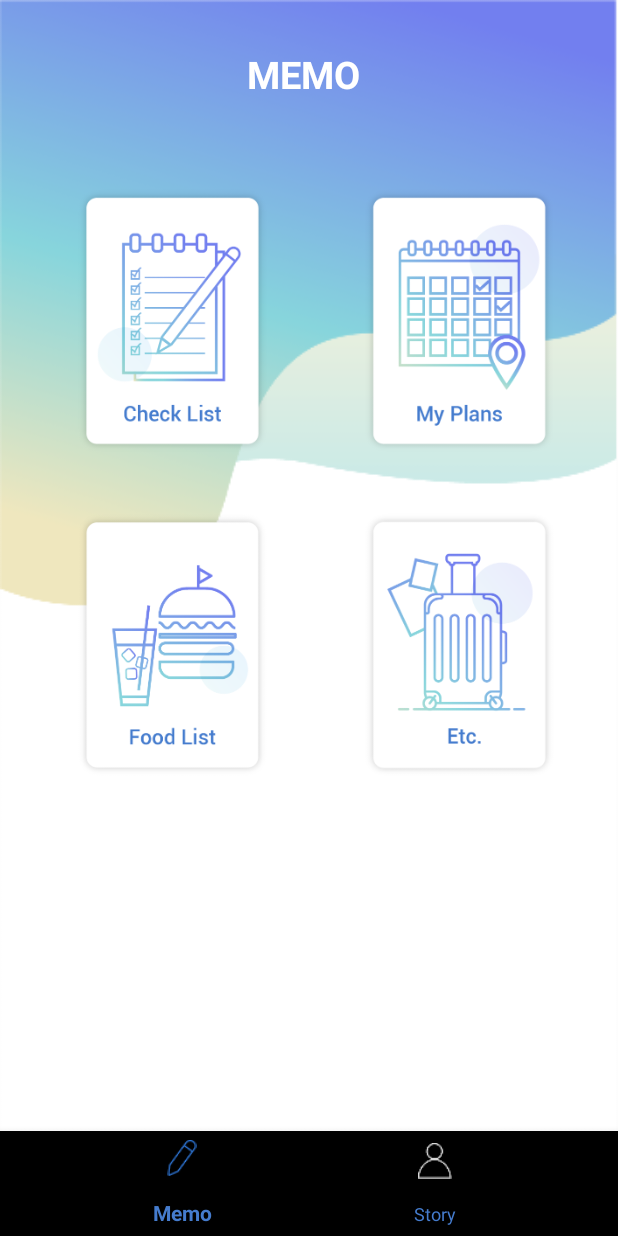
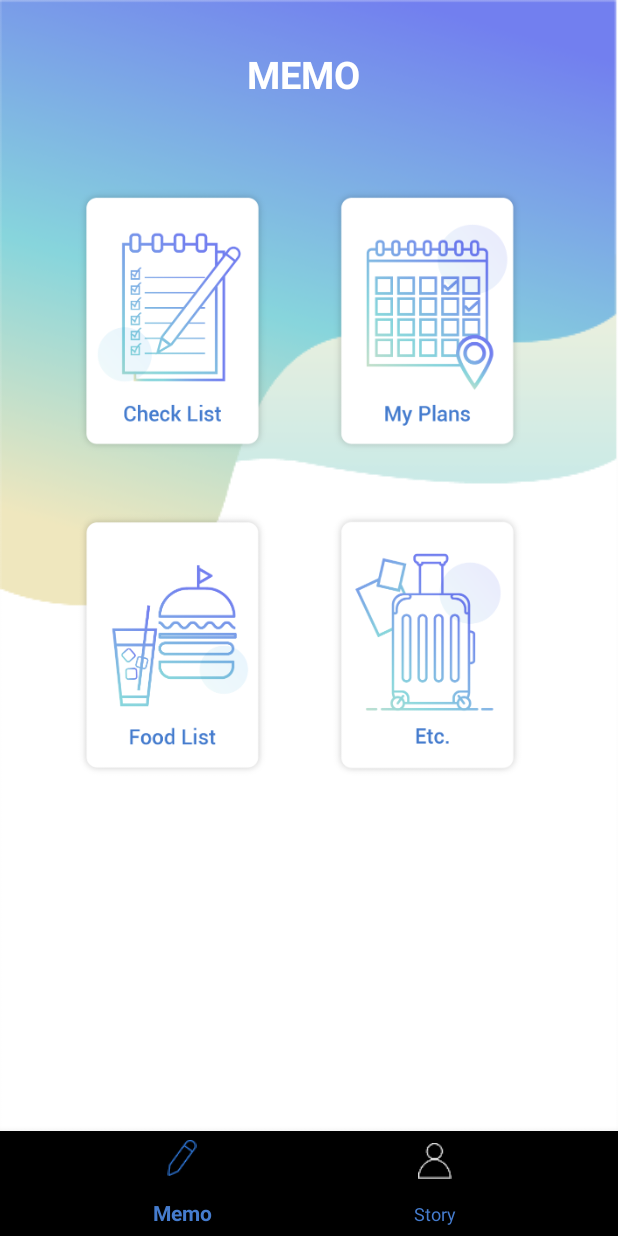
Before and after one commit to mtw9411/2019_Khuthon, an Android app: the screen it shows after launch (MainActivity), on a phone screen of 412 x 824 dp. Run offline under Robolectric (Android 15) with nearby library versions, the phone set to English and light mode, and no system bars; our stand-ins replace Firebase (no records; nobody signed in at launch, a user with empty details on screens opened directly).

Commit message:
애니메이션추가

```diff
--- a/Khuthon2019/app/src/main/java/com/smartoc/khuthon2019/MainActivity.java
+++ b/Khuthon2019/app/src/main/java/com/smartoc/khuthon2019/MainActivity.java
@@ -73,12 +73,12 @@ public class MainActivity extends AppCompatActivity {
         fragmentTransaction = fragmentManager.beginTransaction();
         switch (n){
             case 0:
-                fragmentTransaction.replace(R.id.Frame_navi, navi_memo);
+                fragmentTransaction.setCustomAnimations(R.anim.fade_in, R.anim.fade_out, R.anim.fade_in, R.anim.fade_out).replace(R.id.Frame_navi, navi_memo);
                 fragmentTransaction.commit();
                 fragmentTransaction.addToBackStack(null); //replace의 매개변수는 (프래그먼트를 담을 영역 id, 프래그먼트 객체) 입니다.
                 break;
             case 1:
-                fragmentTransaction.replace(R.id.Frame_navi, navi_story);  //replace의 매개변수는 (프래그먼트를 담을 영역 id, 프래그먼트 객체) 입니다.
+                fragmentTransaction.setCustomAnimations(R.anim.fade_in, R.anim.fade_out, R.anim.fade_in, R.anim.fade_out).replace(R.id.Frame_navi, navi_story);  //replace의 매개변수는 (프래그먼트를 담을 영역 id, 프래그먼트 객체) 입니다.
                 fragmentTransaction.commit();
                 fragmentTransaction.addToBackStack(null);
                 break;
--- /dev/null
+++ b/Khuthon2019/app/src/main/res/anim/fade_in.xml
@@ -0,0 +1,10 @@
+<?xml version="1.0" encoding="utf-8"?>
+<set xmlns:android="http://schemas.android.com/apk/res/android">
+
+    <objectAnimator
+        android:duration="600"
+        android:propertyName="alpha"
+        android:valueFrom="0"
+        android:valueTo="1"
+        android:valueType="floatType"/>
+</set>
--- /dev/null
+++ b/Khuthon2019/app/src/main/res/anim/fade_out.xml
@@ -0,0 +1,10 @@
+<?xml version="1.0" encoding="utf-8"?>
+<set xmlns:android="http://schemas.android.com/apk/res/android">
+
+    <objectAnimator
+        android:duration="600"
+        android:propertyName="alpha"
+        android:valueFrom="1"
+        android:valueTo="0"
+        android:valueType="floatType"/>
+</set>
--- a/Khuthon2019/app/src/main/res/layout/activity_navi_memo.xml
+++ b/Khuthon2019/app/src/main/res/layout/activity_navi_memo.xml
@@ -24,8 +24,8 @@
         android:layout_height="188dp"
         android:layout_marginStart="28dp"
         android:layout_marginLeft="28dp"
-        android:layout_marginEnd="8dp"
-        android:layout_marginRight="8dp"
+        android:layout_marginEnd="50dp"
+        android:layout_marginRight="50dp"
         android:src="@mipmap/plans_sq"
         app:layout_constraintEnd_toEndOf="parent"
         app:layout_constraintStart_toEndOf="@+id/memo_checklist"
@@ -46,8 +46,8 @@
         android:layout_height="188dp"
         android:layout_marginStart="28dp"
         android:layout_marginLeft="28dp"
-        android:layout_marginEnd="8dp"
-        android:layout_marginRight="8dp"
+        android:layout_marginEnd="50dp"
+        android:layout_marginRight="50dp"
         android:src="@mipmap/etc_sq"
         app:layout_constraintEnd_toEndOf="parent"
         app:layout_constraintStart_toEndOf="@+id/memo_things"
```
